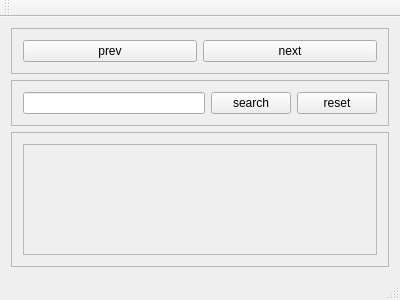
Above: mainwindow.ui from blockspacer/qt-QDataWidgetMapper-custom-model before the change. Below: the same form after it.
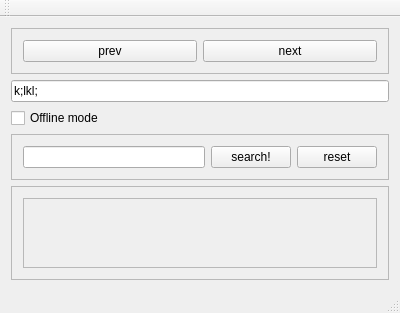
That is the form after the change.

What changed in the file:
```diff
--- a/mainwindow.ui
+++ b/mainwindow.ui
@@ -50,6 +50,20 @@
         </layout>
        </widget>
       </item>
+      <item>
+       <widget class="QLineEdit" name="lineEdit">
+        <property name="text">
+         <string>k;lkl;</string>
+        </property>
+       </widget>
+      </item>
+      <item>
+       <widget class="QCheckBox" name="checkBox">
+        <property name="text">
+         <string>Offline mode</string>
+        </property>
+       </widget>
+      </item>
       <item>
        <widget class="QFrame" name="frame_2">
         <property name="frameShape">
@@ -67,7 +81,7 @@
            <item>
             <widget class="QPushButton" name="searchButton">
              <property name="text">
-              <string>search</string>
+              <string>search!</string>
              </property>
             </widget>
            </item>
```
